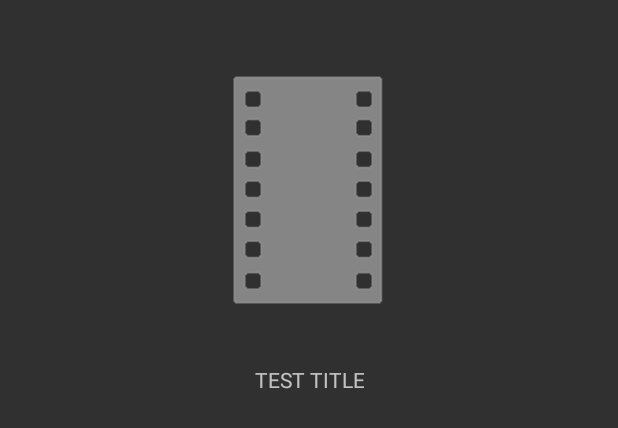
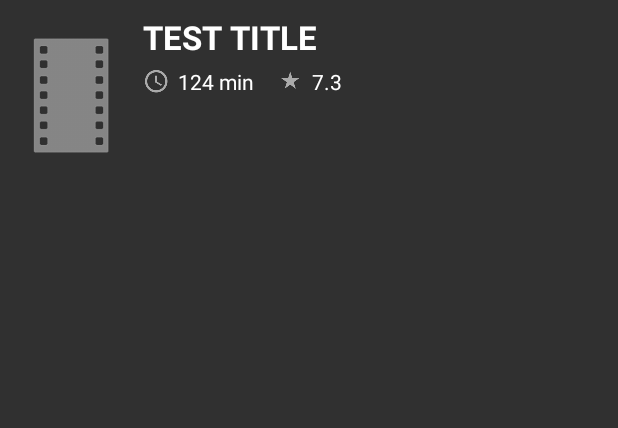
Before and after one commit to Nintynien/NowPlaying, an Android app: the layout item_listing.xml on its own in the app's theme, with its tools: preview values and no code run, on a phone screen of 412 x 824 dp. Shown: the top 428 px of the screen. Run offline under Robolectric (Android 15) with nearby library versions, the phone set to English and light mode, and no system bars.

Commit message:
Added support for showing movies as a list (in addition to a grid)
List/Grid view button is now working (switches between them).
Upgraded to a newer gradle version.

```diff
--- a/app/build.gradle
+++ b/app/build.gradle
@@ -22,8 +22,8 @@ android {
 dependencies {
     compile fileTree(dir: 'libs', include: ['*.jar'])
     testCompile 'junit:junit:4.12'
-    compile 'com.android.support:appcompat-v7:23.1.1'
-    compile 'com.android.support:design:23.1.1'
+    compile 'com.android.support:appcompat-v7:23.4.0'
+    compile 'com.android.support:design:23.4.0'
     compile 'com.squareup.picasso:picasso:2.5.2'
     compile 'com.jakewharton:butterknife:7.0.1'
     compile 'de.greenrobot:eventbus:2.4.0'
--- a/app/src/main/res/layout/item_listing.xml
+++ b/app/src/main/res/layout/item_listing.xml
@@ -1,38 +1,93 @@
 <?xml version="1.0" encoding="utf-8"?>
-<FrameLayout xmlns:android="http://schemas.android.com/apk/res/android"
+<RelativeLayout
+    xmlns:android="http://schemas.android.com/apk/res/android"
     xmlns:tools="http://schemas.android.com/tools"
-    android:layout_width="match_parent"
-    android:layout_height="match_parent"
+    android:layout_width="wrap_content"
+    android:layout_height="wrap_content"
     android:layout_margin="10dip"
-    android:paddingTop="10dip"
+    android:focusable="true"
     android:clickable="true"
-    android:focusable="true"
     android:foreground="?android:attr/selectableItemBackground">
-    <LinearLayout xmlns:android="http://schemas.android.com/apk/res/android"
-        android:layout_width="match_parent"
-        android:layout_height="match_parent"
-        android:orientation="vertical"
+
+    <!-- Image -->
+    <ImageView
+        android:id="@+id/poster"
+        android:layout_width="@dimen/poster_width_small"
+        android:layout_height="@dimen/poster_height_small"
+        android:transitionName="poster"
+        android:clickable="false"
+        android:layout_gravity="center_vertical"
+        android:layout_alignParentLeft="true"
+        tools:src="@drawable/placeholder_poster"/>
+
+    <!-- Primary Text -->
+    <TextView
+        android:id="@+id/title"
+        android:layout_width="fill_parent"
+        android:layout_height="wrap_content"
+        android:layout_marginLeft="10dip"
+        android:layout_toRightOf="@id/poster"
+        android:layout_alignParentTop="true"
+        android:clickable="false"
+
+        android:gravity="center_vertical"
+        android:singleLine="true"
+        android:textColor="@android:color/white"
+        android:textSize="22sp"
+        android:textStyle="bold"
+
+        tools:text="TEST TITLE"/>
+
+
+
+    <!-- Secondary text -->
+    <LinearLayout
+        android:id="@+id/subtitle"
+        android:layout_width="fill_parent"
+        android:layout_height="wrap_content"
+        android:layout_marginLeft="10dip"
+        android:layout_toRightOf="@id/poster"
+        android:layout_below="@id/title"
         android:clickable="false">
 
         <ImageView
-            android:id="@+id/poster"
-            android:layout_width="@dimen/poster_width"
-            android:layout_height="@dimen/poster_height"
-            android:transitionName="poster"
-            android:clickable="false"
-            android:layout_gravity="center_horizontal"
-            tools:src="@drawable/placeholder_poster"/>
+            android:id="@+id/clock"
+            android:layout_width="wrap_content"
+            android:layout_height="wrap_content"
+            android:layout_gravity="center_vertical"
+            android:tint="@android:color/darker_gray"
+            android:src="@drawable/ic_access_time_white_18dp"
+            android:contentDescription="time" />
 
         <TextView
-            android:id="@+id/title"
+            android:id="@+id/duration"
             android:layout_width="wrap_content"
             android:layout_height="wrap_content"
-            android:paddingTop="10dip"
-            android:paddingBottom="10dip"
-            android:layout_gravity="center_horizontal"
-            android:textAlignment="center"
-            android:clickable="false"
-            tools:text="TEST TITLE"/>
+            android:layout_margin="5dp"
+            android:layout_gravity="center_vertical"
+            android:textColor="@android:color/white"
+            tools:text="124 min" />
 
+        <android.support.v4.widget.Space
+            android:layout_width="10dp"
+            android:layout_height="wrap_content" />
+
+        <ImageView
+            android:id="@+id/star"
+            android:layout_width="wrap_content"
+            android:layout_height="wrap_content"
+            android:layout_gravity="center_vertical"
+            android:tint="@android:color/darker_gray"
+            android:src="@drawable/ic_star_rate_white_18dp"
+            android:contentDescription="stars" />
+
+        <TextView
+            android:id="@+id/stars"
+            android:layout_width="wrap_content"
+            android:layout_height="wrap_content"
+            android:layout_margin="5dp"
+            android:layout_gravity="center_vertical"
+            android:textColor="@android:color/white"
+            tools:text="7.3" />
     </LinearLayout>
-</FrameLayout>
+</RelativeLayout>
--- a/build.gradle
+++ b/build.gradle
@@ -5,7 +5,7 @@ buildscript {
         jcenter()
     }
     dependencies {
-        classpath 'com.android.tools.build:gradle:1.5.0'
+        classpath 'com.android.tools.build:gradle:2.1.2'
 
         // NOTE: Do not place your application dependencies here; they belong
         // in the individual module build.gradle files
```
Also changed, not shown: app/src/main/java/com/skylerbock/nowplaying/listing/ListingActivity.java (+31 -7 lines), app/src/main/java/com/skylerbock/nowplaying/listing/ListingAdapter.java (+17 -2 lines), app/src/main/res/layout/item_grid.xml (+4 -4 lines), gradle/wrapper/gradle-wrapper.properties.
